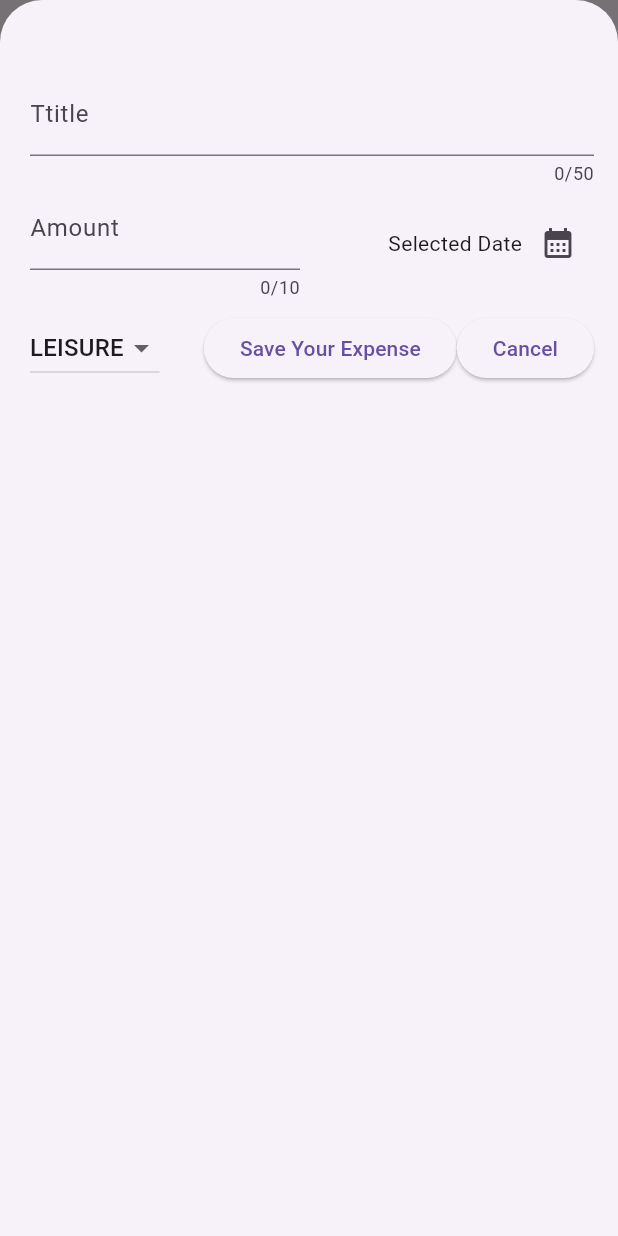
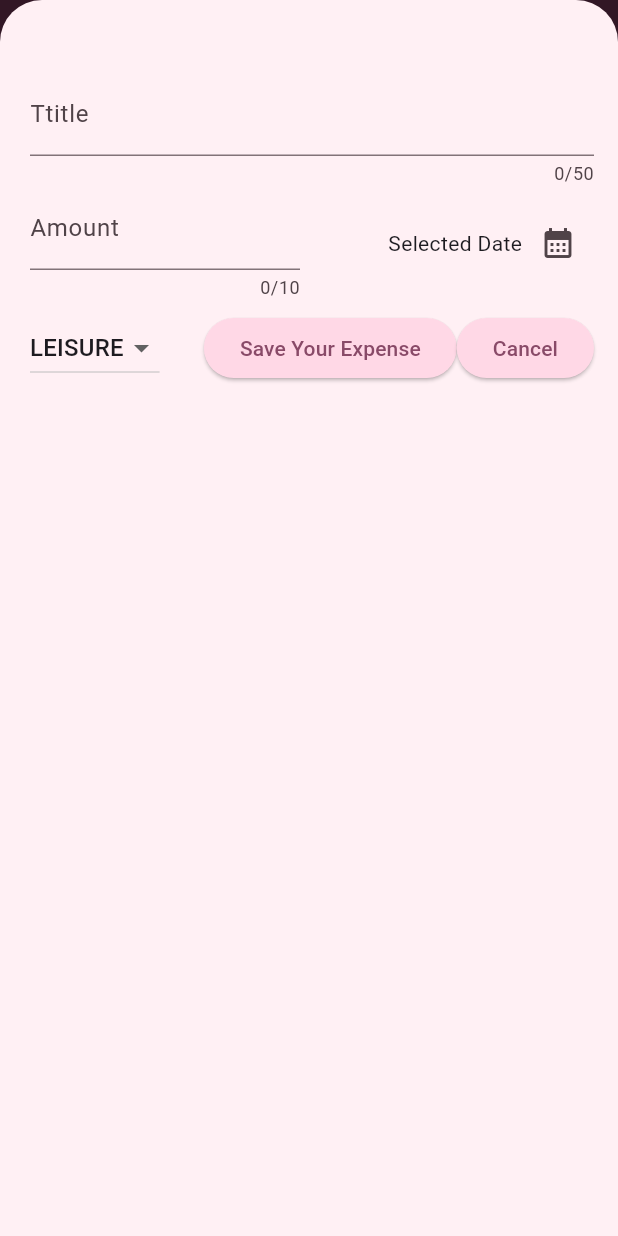
Before and after one commit to Jadenmcko/jaden_expensetracker_march24, a Flutter app: the screen it shows after launch, after a tap on the "add" icon, on a phone screen of 412 x 824 dp. Run offline on Flutter 3.47's test engine with Material 3 defaults, Android fonts, the phone set to English and light mode, and no system bars.

Commit message:
We started theming the Widgets. Text and Color Scheme. April 14th

```diff
--- a/lib/main.dart
+++ b/lib/main.dart
@@ -1,8 +1,26 @@
 import 'package:flutter/material.dart';
 import 'package:jaden_expensetracker_march24/widgets/expenses.dart';
 
+var kColorScheme = ColorScheme.fromSeed(seedColor: Color.fromARGB(255, 164, 71, 118));
 void main() {
-  runApp(const MaterialApp(
+  runApp(MaterialApp(
+    theme: ThemeData(
+      textTheme: ThemeData().textTheme.copyWith(
+        titleLarge: TextStyle(
+          fontWeight: FontWeight.normal, color: kColorScheme.onSecondaryContainer, fontSize: 18,
+        )
+      ),
+      colorScheme: kColorScheme,
+    appBarTheme: AppBarTheme(
+      backgroundColor: kColorScheme.onPrimaryContainer,
+      foregroundColor: kColorScheme.primaryContainer,),
+      cardTheme: CardThemeData(
+        color: kColorScheme.secondaryContainer,
+        margin: const EdgeInsets.symmetric(horizontal: 16, vertical: 8)
+      ),
+      elevatedButtonTheme: ElevatedButtonThemeData(
+        style: ElevatedButton.styleFrom(backgroundColor: kColorScheme.primaryContainer))),
     home: Expenses()
-  ));
+    ),
+  );
 }
--- a/lib/widgets/expensesList/expensesItem.dart
+++ b/lib/widgets/expensesList/expensesItem.dart
@@ -11,7 +11,8 @@ class Expensesitem extends StatelessWidget{
       padding: const EdgeInsets.symmetric(horizontal: 30, vertical: 19,),
       child: Column(
         children: [
-          Text(expense.title), const SizedBox(height: 4), // space between row and column
+          Text(expense.title, style: Theme.of(context).textTheme.titleLarge,),
+          const SizedBox(height: 4), // space between row and column
           Row(children: [Text('\$${expense.amount.toStringAsFixed(2)}'),
           Spacer(),
           Row(children: [Icon(categoryIcons[expense.category]), const SizedBox(width: 10),
```
